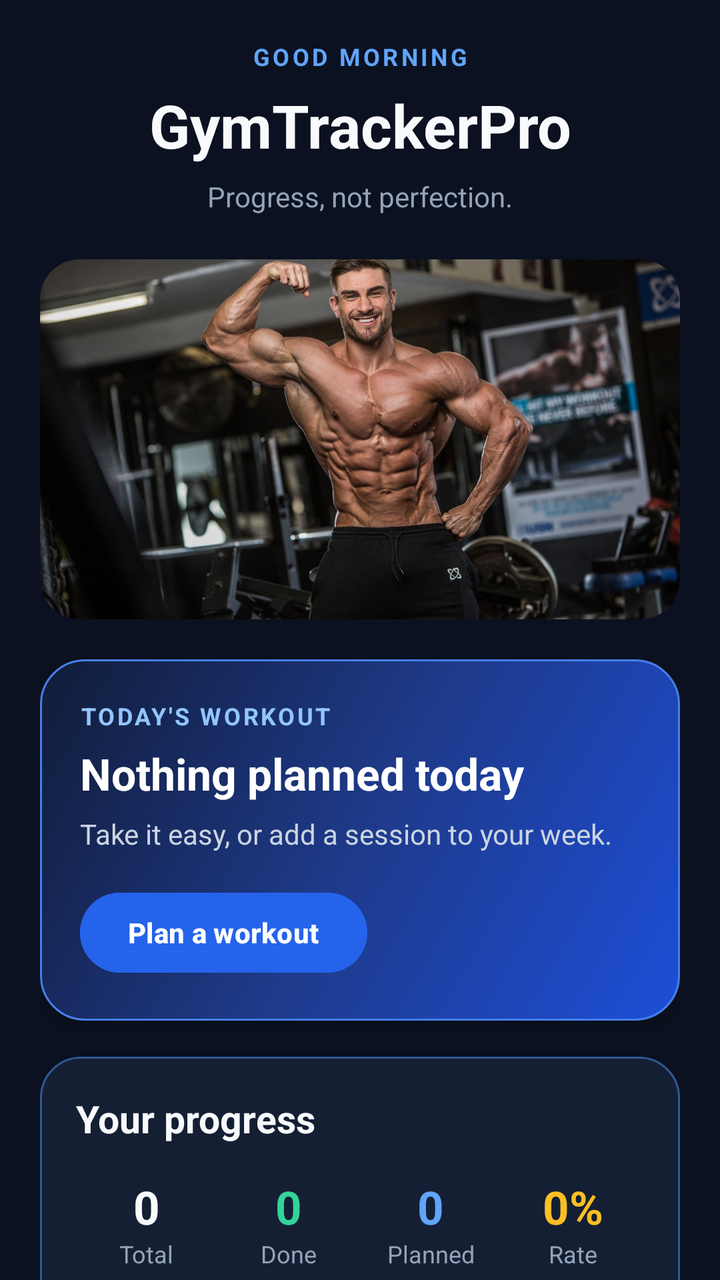
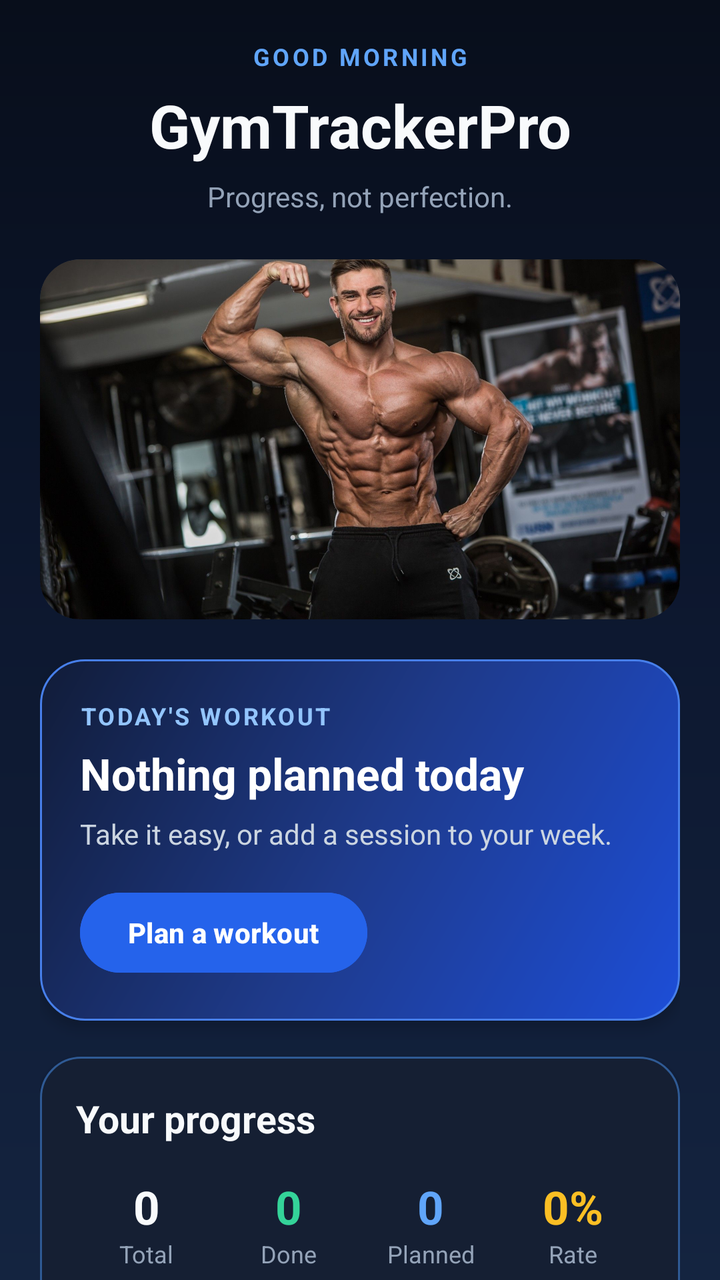

Before-and-after screenshots of an Android layout around one commit, followed by the original layout XML and the change that was made.
<!-- AndroidManifest.xml: application theme Theme.GymTrackerPro -->
<!-- res/layout/activity_main.xml -->
<?xml version="1.0" encoding="utf-8"?>
<ScrollView xmlns:android="http://schemas.android.com/apk/res/android"
    xmlns:app="http://schemas.android.com/apk/res-auto"
    android:layout_width="match_parent"
    android:layout_height="match_parent"
    android:background="#0B1120"
    android:fillViewport="true"
    android:scrollbars="none">

    <LinearLayout
        android:layout_width="match_parent"
        android:layout_height="wrap_content"
        android:orientation="vertical"
        android:padding="20dp">

        
        <LinearLayout
            android:id="@+id/headerRow"
            android:layout_width="match_parent"
            android:layout_height="wrap_content"
            android:gravity="center"
            android:orientation="vertical"
            android:layout_marginBottom="22dp">

            <TextView
                android:id="@+id/textGreeting"
                android:layout_width="match_parent"
                android:layout_height="wrap_content"
                android:gravity="center"
                android:letterSpacing="0.12"
                android:text="GOOD MORNING"
                android:textColor="#60A5FA"
                android:textSize="12sp"
                android:textStyle="bold" />

            <TextView
                android:layout_width="match_parent"
                android:layout_height="wrap_content"
                android:layout_marginTop="6dp"
                android:gravity="center"
                android:text="GymTrackerPro"
                android:textColor="#F8FAFC"
                android:textSize="30sp"
                android:textStyle="bold" />

            <TextView
                android:id="@+id/textMotivation"
                android:layout_width="match_parent"
                android:layout_height="wrap_content"
                android:layout_marginTop="6dp"
                android:gravity="center"
                android:text="Progress, not perfection."
                android:textColor="#94A3B8"
                android:textSize="14sp" />
        </LinearLayout>

        
        <ImageView
            android:id="@+id/ivFitnessHero"
            android:layout_width="match_parent"
            android:layout_height="180dp"
            android:layout_marginBottom="20dp"
            android:background="@drawable/bg_card"
            android:clipToOutline="true"
            android:contentDescription="Gym fitness banner"
            android:scaleType="centerCrop"
            android:src="@drawable/hero_fitness" />

        
        <LinearLayout
            android:id="@+id/cardToday"
            android:layout_width="match_parent"
            android:layout_height="wrap_content"
            android:background="@drawable/bg_today_card"
            android:clickable="true"
            android:elevation="4dp"
            android:focusable="true"
            android:orientation="vertical"
            android:padding="20dp">

            <TextView
                android:id="@+id/textTodayLabel"
                android:layout_width="match_parent"
                android:layout_height="wrap_content"
                android:letterSpacing="0.1"
                android:text="TODAY'S WORKOUT"
                android:textColor="#93C5FD"
                android:textSize="12sp"
                android:textStyle="bold" />

            <TextView
                android:id="@+id/textTodayTitle"
                android:layout_width="match_parent"
                android:layout_height="wrap_content"
                android:layout_marginTop="6dp"
                android:text="Nothing planned today"
                android:textColor="#FFFFFF"
                android:textSize="22sp"
                android:textStyle="bold" />

            <TextView
                android:id="@+id/textTodaySub"
                android:layout_width="match_parent"
                android:layout_height="wrap_content"
                android:layout_marginTop="6dp"
                android:text="Take it easy, or add a session to your week."
                android:textColor="#CBD5E1"
                android:textSize="14sp" />

            <Button
                android:id="@+id/buttonTodayAction"
                android:layout_width="wrap_content"
                android:layout_height="48dp"
                android:layout_marginTop="16dp"
                android:backgroundTint="#2563EB"
                android:text="Plan a workout"
                android:textAllCaps="false"
                android:textColor="#FFFFFF"
                android:textStyle="bold" />
        </LinearLayout>

        
        <LinearLayout
            android:id="@+id/cardStats"
            android:layout_width="match_parent"
            android:layout_height="wrap_content"
            android:layout_marginTop="18dp"
            android:background="@drawable/bg_card"
            android:elevation="3dp"
            android:orientation="vertical"
            android:padding="18dp">

            <TextView
                android:layout_width="match_parent"
                android:layout_height="wrap_content"
                android:text="Your progress"
                android:textColor="#F8FAFC"
                android:textSize="19sp"
                android:textStyle="bold" />

            <LinearLayout
                android:layout_width="match_parent"
                android:layout_height="wrap_content"
                android:layout_marginTop="16dp"
                android:orientation="horizontal">

                <LinearLayout
                    android:layout_width="0dp"
                    android:layout_height="wrap_content"
                    android:layout_weight="1"
                    android:gravity="center"
                    android:orientation="vertical">

                    <TextView
                        android:id="@+id/textTotalWorkouts"
                        android:layout_width="wrap_content"
                        android:layout_height="wrap_content"
                        android:text="0"
                        android:textColor="#F8FAFC"
                        android:textSize="23sp"
                        android:textStyle="bold" />

                    <TextView
                        android:layout_width="wrap_content"
                        android:layout_height="wrap_content"
                        android:text="Total"
                        android:textColor="#94A3B8"
                        android:textSize="12sp" />
                </LinearLayout>

                <LinearLayout
                    android:layout_width="0dp"
                    android:layout_height="wrap_content"
                    android:layout_weight="1"
                    android:gravity="center"
                    android:orientation="vertical">

                    <TextView
                        android:id="@+id/textCompletedWorkouts"
                        android:layout_width="wrap_content"
                        android:layout_height="wrap_content"
                        android:text="0"
                        android:textColor="#34D399"
                        android:textSize="23sp"
                        android:textStyle="bold" />

                    <TextView
                        android:layout_width="wrap_content"
                        android:layout_height="wrap_content"
                        android:text="Done"
                        android:textColor="#94A3B8"
                        android:textSize="12sp" />
                </LinearLayout>

                <LinearLayout
                    android:layout_width="0dp"
                    android:layout_height="wrap_content"
                    android:layout_weight="1"
                    android:gravity="center"
                    android:orientation="vertical">

                    <TextView
                        android:id="@+id/textPlannedWorkouts"
                        android:layout_width="wrap_content"
                        android:layout_height="wrap_content"
                        android:text="0"
                        android:textColor="#60A5FA"
                        android:textSize="23sp"
                        android:textStyle="bold" />

                    <TextView
                        android:layout_width="wrap_content"
                        android:layout_height="wrap_content"
                        android:text="Planned"
                        android:textColor="#94A3B8"
                        android:textSize="12sp" />
                </LinearLayout>

                <LinearLayout
                    android:layout_width="0dp"
                    android:layout_height="wrap_content"
                    android:layout_weight="1"
                    android:gravity="center"
                    android:orientation="vertical">

                    <TextView
                        android:id="@+id/textCompletionRate"
                        android:layout_width="wrap_content"
                        android:layout_height="wrap_content"
                        android:text="0%"
                        android:textColor="#FBBF24"
                        android:textSize="23sp"
                        android:textStyle="bold" />

                    <TextView
                        android:layout_width="wrap_content"
                        android:layout_height="wrap_content"
                        android:text="Rate"
                        android:textColor="#94A3B8"
                        android:textSize="12sp" />
                </LinearLayout>
            </LinearLayout>

            <com.google.android.material.progressindicator.LinearProgressIndicator
                android:id="@+id/progressCompletion"
                android:layout_width="match_parent"
                android:layout_height="wrap_content"
                android:layout_marginTop="16dp"
                android:max="100"
                android:progress="0"
                app:indicatorColor="#3B82F6"
                app:trackColor="#0F172A"
                app:trackCornerRadius="4dp"
                app:trackThickness="8dp" />

            <TextView
                android:id="@+id/textProgressCaption"
                android:layout_width="match_parent"
                android:layout_height="wrap_content"
                android:layout_marginTop="10dp"
                android:text="Add your first workout to start tracking progress."
                android:textColor="#94A3B8"
                android:textSize="13sp" />
        </LinearLayout>

        
        <LinearLayout
            android:id="@+id/sectionPrograms"
            android:layout_width="match_parent"
            android:layout_height="wrap_content"
            android:layout_marginTop="24dp"
            android:orientation="vertical">

            <LinearLayout
                android:layout_width="match_parent"
                android:layout_height="wrap_content"
                android:gravity="center_vertical"
                android:orientation="horizontal">

                <TextView
                    android:layout_width="0dp"
                    android:layout_height="wrap_content"
                    android:layout_weight="1"
                    android:text="Free Programs"
                    android:textColor="#F8FAFC"
                    android:textSize="20sp"
                    android:textStyle="bold" />

                <TextView
                    android:id="@+id/textSeeAllPrograms"
                    android:layout_width="wrap_content"
                    android:layout_height="wrap_content"
                    android:padding="6dp"
                    android:text="See all"
                    android:textColor="#60A5FA"
                    android:textSize="14sp"
                    android:textStyle="bold" />
            </LinearLayout>

            <HorizontalScrollView
                android:layout_width="match_parent"
                android:layout_height="wrap_content"
                android:layout_marginTop="10dp"
                android:clipToPadding="false"
                android:scrollbars="none">

                <LinearLayout
                    android:id="@+id/containerPrograms"
                    android:layout_width="wrap_content"
                    android:layout_height="wrap_content"
                    android:orientation="horizontal" />
            </HorizontalScrollView>
        </LinearLayout>

        
        <TextView
            android:layout_width="match_parent"
            android:layout_height="wrap_content"
            android:layout_marginTop="24dp"
            android:layout_marginBottom="10dp"
            android:text="Explore"
            android:textColor="#F8FAFC"
            android:textSize="20sp"
            android:textStyle="bold" />

        <LinearLayout
            android:id="@+id/containerTiles"
            android:layout_width="match_parent"
            android:layout_height="wrap_content"
            android:orientation="vertical" />

        
        <LinearLayout
            android:id="@+id/cardStreak"
            android:layout_width="match_parent"
            android:layout_height="wrap_content"
            android:layout_marginTop="24dp"
            android:layout_marginBottom="8dp"
            android:background="@drawable/bg_card"
            android:elevation="3dp"
            android:gravity="center_vertical"
            android:orientation="horizontal"
            android:padding="18dp">

            <TextView
                android:layout_width="54dp"
                android:layout_height="54dp"
                android:background="#352C1B"
                android:gravity="center"
                android:text="🔥"
                android:textSize="27sp"
                android:contentDescription="Training streak" />

            <LinearLayout
                android:layout_width="0dp"
                android:layout_height="wrap_content"
                android:layout_marginStart="14dp"
                android:layout_weight="1"
                android:orientation="vertical">

                <TextView
                    android:layout_width="match_parent"
                    android:layout_height="wrap_content"
                    android:text="Training streak"
                    android:textColor="#F8FAFC"
                    android:textSize="17sp"
                    android:textStyle="bold" />

                <TextView
                    android:layout_width="match_parent"
                    android:layout_height="wrap_content"
                    android:layout_marginTop="4dp"
                    android:text="Keep showing up and build consistency."
                    android:textColor="#94A3B8"
                    android:textSize="12sp" />
            </LinearLayout>

            <LinearLayout
                android:layout_width="wrap_content"
                android:layout_height="wrap_content"
                android:gravity="center"
                android:orientation="vertical">

                <TextView
                    android:id="@+id/textStreak"
                    android:layout_width="wrap_content"
                    android:layout_height="wrap_content"
                    android:text="0"
                    android:textColor="#FBBF24"
                    android:textSize="28sp"
                    android:textStyle="bold" />

                <TextView
                    android:layout_width="wrap_content"
                    android:layout_height="wrap_content"
                    android:text="DAYS"
                    android:textColor="#94A3B8"
                    android:textSize="10sp"
                    android:textStyle="bold"
                    android:letterSpacing="0.08" />
            </LinearLayout>
        </LinearLayout>

        <Button
            android:id="@+id/buttonOpenRegister"
            android:layout_width="match_parent"
            android:layout_height="54dp"
            android:layout_marginTop="16dp"
            android:layout_marginBottom="12dp"
            android:backgroundTint="#2563EB"
            android:text="Create Account"
            android:textAllCaps="false"
            android:textColor="#FFFFFF"
            android:textSize="15sp"
            android:textStyle="bold" />

    </LinearLayout>

</ScrollView>
<!-- resources referenced by this layout -->
<resources>
  <!-- drawable bg_card (drawable) -->
  <?xml version="1.0" encoding="utf-8"?>
  <shape xmlns:android="http://schemas.android.com/apk/res/android" android:shape="rectangle">
      <solid android:color="@color/gt_surface" />
      <corners android:radius="20dp" />
      <stroke android:width="1dp" android:color="@color/gt_stroke" />
  </shape>
  <!-- drawable bg_today_card (drawable) -->
  <?xml version="1.0" encoding="utf-8"?>
  <shape xmlns:android="http://schemas.android.com/apk/res/android"
      android:shape="rectangle">
  
      <corners android:radius="22dp" />
  
      <gradient
          android:angle="135"
          android:startColor="#1D4ED8"
          android:centerColor="#1E3A8A"
          android:endColor="#111C38"
          android:type="linear" />
  
      <stroke
          android:width="1dp"
          android:color="#477FEA" />
  
      <padding
          android:left="16dp"
          android:top="16dp"
          android:right="16dp"
          android:bottom="16dp" />
  
  </shape>
  <!-- drawable hero_fitness: jpg bitmap (drawable-nodpi, 195948 bytes) -->
  <style name="Theme.GymTrackerPro" parent="Base.Theme.GymTrackerPro" />
  <color name="gt_surface">#151F33</color>
  <color name="gt_stroke">#2F5A94</color>
  <style name="Base.Theme.GymTrackerPro" parent="Theme.Material3.Dark.NoActionBar">
          <item name="colorPrimary">@color/gt_blue</item>
          <item name="colorSurface">@color/gt_surface</item>
          <item name="android:windowBackground">@color/gt_background</item>
  
          
          <item name="android:statusBarColor">@color/gt_background</item>
          <item name="android:navigationBarColor">@color/gt_background</item>
          <item name="android:windowLightStatusBar">false</item>
      </style>
  <color name="gt_blue">#60A5FA</color>
  <color name="gt_background">#0B1120</color>
</resources>

<!-- the commit's change to res/layout/activity_main.xml (unified diff, before → after) -->
@@ -3,7 +3,7 @@
     xmlns:app="http://schemas.android.com/apk/res-auto"
     android:layout_width="match_parent"
     android:layout_height="match_parent"
-    android:background="#0B1120"
+    android:background="@drawable/bg_midnight_gradient"
     android:fillViewport="true"
     android:scrollbars="none">
 
<!-- resource entries referenced after the edit -->
@@ -6,6 +6,19 @@
       <solid android:color="@color/gt_surface" />
       <corners android:radius="20dp" />
       <stroke android:width="1dp" android:color="@color/gt_stroke" />
+  </shape>
+  <!-- drawable bg_midnight_gradient (drawable) -->
+  <?xml version="1.0" encoding="utf-8"?>
+  <shape xmlns:android="http://schemas.android.com/apk/res/android"
+      android:shape="rectangle">
+  
+      <gradient
+          android:angle="270"
+          android:startColor="#080E1B"
+          android:centerColor="#0D1830"
+          android:endColor="#142440"
+          android:type="linear" />
+  
   </shape>
   <!-- drawable bg_today_card (drawable) -->
   <?xml version="1.0" encoding="utf-8"?>
